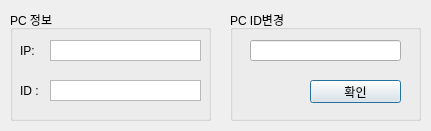
The window that Client/Client_UI.ui (kanadeyy/auto_install_ftp) describes before a commit, drawn with Qt 5.
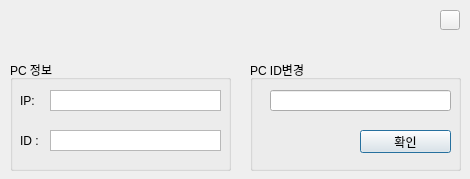
The same window after the commit.

```diff
--- a/Client/Client_UI.ui
+++ b/Client/Client_UI.ui
@@ -6,8 +6,8 @@
    <rect>
     <x>0</x>
     <y>0</y>
-    <width>431</width>
-    <height>131</height>
+    <width>470</width>
+    <height>179</height>
    </rect>
   </property>
   <property name="windowTitle">
@@ -16,9 +16,9 @@
   <widget class="QGroupBox" name="groupBox">
    <property name="geometry">
     <rect>
-     <x>230</x>
-     <y>10</y>
-     <width>191</width>
+     <x>250</x>
+     <y>60</y>
+     <width>211</width>
      <height>111</height>
     </rect>
    </property>
@@ -28,7 +28,7 @@
    <widget class="QPushButton" name="okbutton">
     <property name="geometry">
      <rect>
-      <x>80</x>
+      <x>110</x>
       <y>70</y>
       <width>91</width>
       <height>23</height>
@@ -43,7 +43,7 @@
      <rect>
       <x>20</x>
       <y>30</y>
-      <width>151</width>
+      <width>181</width>
       <height>21</height>
      </rect>
     </property>
@@ -59,8 +59,8 @@
    <property name="geometry">
     <rect>
      <x>10</x>
-     <y>10</y>
-     <width>201</width>
+     <y>60</y>
+     <width>221</width>
      <height>111</height>
     </rect>
    </property>
@@ -98,7 +98,7 @@
      <rect>
       <x>40</x>
       <y>30</y>
-      <width>151</width>
+      <width>171</width>
       <height>21</height>
      </rect>
     </property>
@@ -114,7 +114,7 @@
      <rect>
       <x>40</x>
       <y>70</y>
-      <width>151</width>
+      <width>171</width>
       <height>21</height>
      </rect>
     </property>
@@ -126,6 +126,22 @@
     </property>
    </widget>
   </widget>
+  <widget class="QPushButton" name="CloseButton">
+   <property name="geometry">
+    <rect>
+     <x>440</x>
+     <y>10</y>
+     <width>20</width>
+     <height>20</height>
+    </rect>
+   </property>
+   <property name="cursor">
+    <cursorShape>PointingHandCursor</cursorShape>
+   </property>
+   <property name="text">
+    <string/>
+   </property>
+  </widget>
  </widget>
  <resources/>
  <connections/>
```
Left out of the diff: 3 changed lines with no effect on the pictures.
